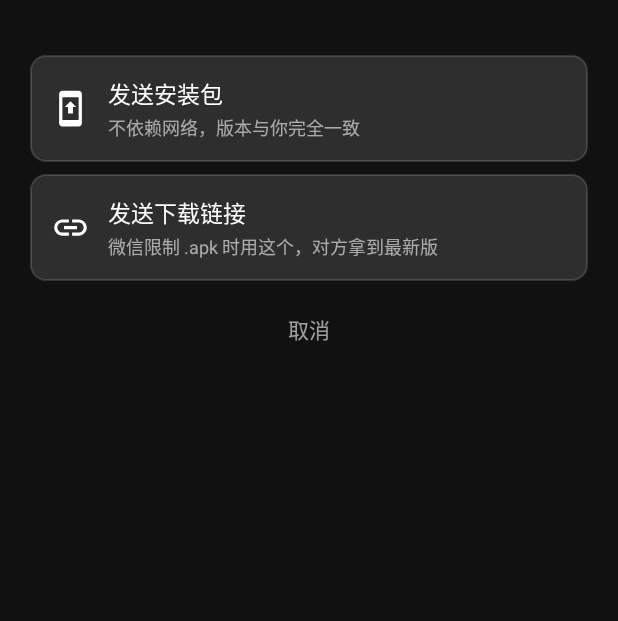
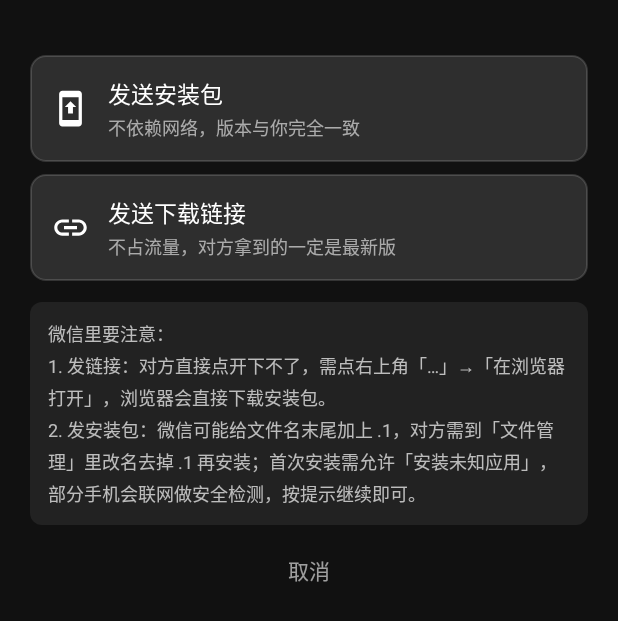
Before and after one commit to dahuanx/PatrolCamera, an Android app: the layout dialog_share_app.xml on its own in the app's theme, with its tools: preview values and no code run, on a phone screen of 412 x 824 dp. Shown: the top 621 px of the screen. Run offline under Robolectric (Android 15) with nearby library versions, the light colour scheme and no system bars.

Commit message:
v1.3.9: 版本说明版本号自动跟随；分享改直链并补齐微信安装注意事项

```diff
--- a/PatrolCamera/app/build.gradle.kts
+++ b/PatrolCamera/app/build.gradle.kts
@@ -11,8 +11,8 @@ android {
         applicationId = "com.bianhequ.patrolcamera"
         minSdk = 26
         targetSdk = 34
-        versionCode = 29
-        versionName = "1.3.8"
+        versionCode = 30
+        versionName = "1.3.9"
     }
 
     signingConfigs {
--- /dev/null
+++ b/PatrolCamera/app/src/main/res/drawable/bg_dialog_tip.xml
@@ -0,0 +1,7 @@
+<?xml version="1.0" encoding="utf-8"?>
+<!-- 微信注意事项提示块：比选项卡片更暗一档，作为"附注"而不是可点区域 -->
+<shape xmlns:android="http://schemas.android.com/apk/res/android"
+    android:shape="rectangle">
+    <solid android:color="#12FFFFFF" />
+    <corners android:radius="8dp" />
+</shape>
--- a/PatrolCamera/app/src/main/res/layout/dialog_share_app.xml
+++ b/PatrolCamera/app/src/main/res/layout/dialog_share_app.xml
@@ -1,11 +1,17 @@
 <?xml version="1.0" encoding="utf-8"?>
 <!--
-  分享本软件对话框（v1.3.8）
+  分享本软件对话框（v1.3.8 起自定义布局；v1.3.9 增加微信注意事项）
   原来用 AlertDialog.setItems() + setMessage() 组合，在部分机型上列表项高度塌陷为 0，
   只剩「取消」按钮可见、无法选择分享方式。改为自定义布局，两项做成明确的大按钮，
   深色对话框背景下文字为白色，不依赖系统列表项的主题配色。
+  v1.3.9：微信对链接与 apk 文件都有拦截（链接打不开下载、文件名被加 .1），
+  在对话框里直接把注意事项写清楚，免得发给同事后对方装不上还得来回问。
 -->
-<LinearLayout xmlns:android="http://schemas.android.com/apk/res/android"
+<ScrollView xmlns:android="http://schemas.android.com/apk/res/android"
+    android:layout_width="match_parent"
+    android:layout_height="wrap_content">
+
+    <LinearLayout
         android:layout_width="match_parent"
         android:layout_height="wrap_content"
         android:orientation="vertical"
@@ -110,11 +116,24 @@
             </LinearLayout>
         </LinearLayout>
 
+        <!-- 微信注意事项：对方收到后怎么才能装上 -->
+        <TextView
+            android:id="@+id/tv_share_tip"
+            android:layout_width="match_parent"
+            android:layout_height="wrap_content"
+            android:layout_marginTop="14dp"
+            android:background="@drawable/bg_dialog_tip"
+            android:lineSpacingExtra="3dp"
+            android:padding="12dp"
+            android:text="@string/share_wechat_tip"
+            android:textColor="#B3FFFFFF"
+            android:textSize="12sp" />
+
         <TextView
             android:id="@+id/btn_share_cancel"
             android:layout_width="match_parent"
             android:layout_height="44dp"
-        android:layout_marginTop="10dp"
+            android:layout_marginTop="8dp"
             android:background="?android:attr/selectableItemBackground"
             android:gravity="center"
             android:text="@string/share_cancel"
@@ -122,3 +141,4 @@
             android:textSize="14sp" />
 
     </LinearLayout>
+</ScrollView>
--- a/PatrolCamera/app/src/main/res/values/strings.xml
+++ b/PatrolCamera/app/src/main/res/values/strings.xml
@@ -36,7 +36,7 @@
     <string name="corner_code_default">防伪码 --------</string>
     <string name="settings_section_about">版本说明</string>
     <string name="settings_advanced_on">隐藏功能模式已开启：可临时校准拍照时间、手动修改坐标、选择自定义位置、导入照片补录\n（连点上方版本说明 5 次可退出）</string>
-    <string name="version_info">巡查水印相机 v1.3.7\n绥芬河边境经济合作区管理局\n2025组团式援边绥芬河工作队</string>
+    <string name="version_info">巡查水印相机 v%1$s\n绥芬河边境经济合作区管理局\n2025组团式援边绥芬河工作队</string>
 
     <string name="settings_section_update">软件更新</string>
     <string name="settings_check_update">检查更新</string>
@@ -48,6 +48,7 @@
     <string name="share_option_apk">发送安装包</string>
     <string name="share_option_apk_desc">不依赖网络，版本与你完全一致</string>
     <string name="share_option_link">发送下载链接</string>
-    <string name="share_option_link_desc">微信限制 .apk 时用这个，对方拿到最新版</string>
+    <string name="share_option_link_desc">不占流量，对方拿到的一定是最新版</string>
     <string name="share_cancel">取消</string>
+    <string name="share_wechat_tip">微信里要注意：\n1. 发链接：对方直接点开下不了，需点右上角「…」→「在浏览器打开」，浏览器会直接下载安装包。\n2. 发安装包：微信可能给文件名末尾加上 .1，对方需到「文件管理」里改名去掉 .1 再安装；首次安装需允许「安装未知应用」，部分手机会联网做安全检测，按提示继续即可。</string>
 </resources>
```
Also changed, not shown: PatrolCamera/app/src/main/java/com/bianhequ/patrolcamera/AppShare.kt (+34 -8 lines), PatrolCamera/app/src/main/java/com/bianhequ/patrolcamera/SettingsActivity.kt (+6 -2 lines), 3 other files. Lines whose indentation alone changed are shown as unchanged.
